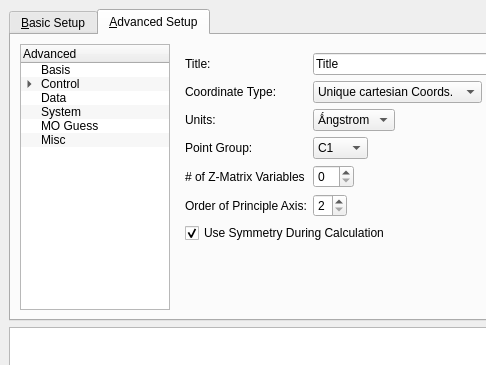
Qt form avogadro/src/extensions/gamessinputdialog.ui (cryos/avogadro) before a commit; both pictures show x 0 to 486 and y 0 to 365 of the 750 by 751 pixel window.
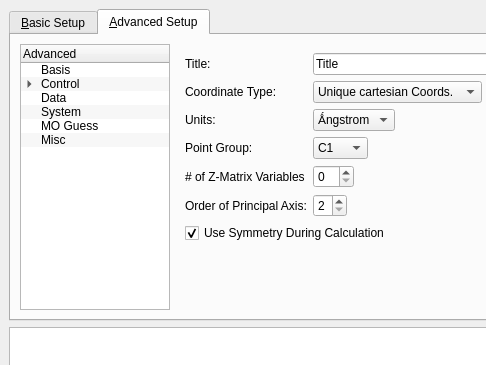
The same form after that commit. The open tabs and pages were chosen to show the change.

Commit message: * avogadro/src/extensions/gamessinputdialog.ui: Fix typos         mentioned by Benoit.

What changed in the file:
```diff
--- a/avogadro/src/extensions/gamessinputdialog.ui
+++ b/avogadro/src/extensions/gamessinputdialog.ui
@@ -1811,7 +1811,7 @@
            <item row="5" column="0" >
             <widget class="QLabel" name="label_15" >
              <property name="text" >
-              <string>Order of Principle Axis:</string>
+              <string>Order of Principal Axis:</string>
              </property>
             </widget>
            </item>
```
Left out of the diff: 6 changed lines with no effect on the pictures.
